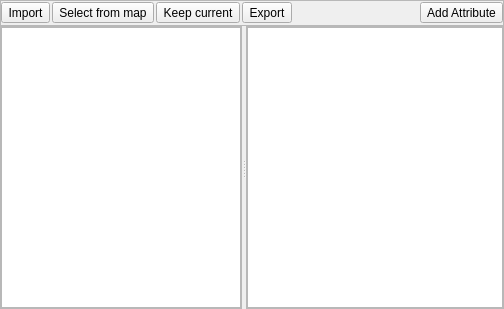
Before: the Qt Designer form enmapbox/gui/ui/speclibviewpanel.ui in jakimowb/enmapbox_testmigration2, drawn with Qt 5.
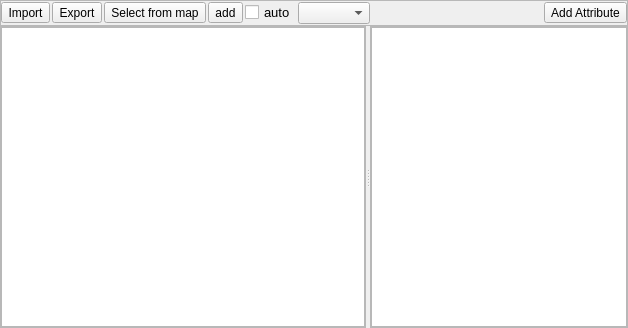
After: the same form once the commit is applied. Icons and pictures are not drawn. Custom widgets are drawn as their Qt base class.

Commit message: added gui/icons/picrasterspectrum.svg + .png added spectrallibraries.CSVSpectralLibraryIO added spectrallibraries.SpectralLibrary().exportProfiles() many improvements to visualize Profiles and Speclibs...

What changed in the file:
```diff
--- a/enmapbox/gui/ui/speclibviewpanel.ui
+++ b/enmapbox/gui/ui/speclibviewpanel.ui
@@ -6,8 +6,8 @@
    <rect>
     <x>0</x>
     <y>0</y>
-    <width>504</width>
-    <height>309</height>
+    <width>628</width>
+    <height>328</height>
    </rect>
   </property>
   <property name="windowTitle">
@@ -67,6 +67,13 @@
          </property>
         </widget>
        </item>
+       <item>
+        <widget class="QToolButton" name="btnExportSpeclib">
+         <property name="text">
+          <string>Export</string>
+         </property>
+        </widget>
+       </item>
        <item>
         <widget class="QToolButton" name="btnLoadfromMap">
          <property name="text">
@@ -81,17 +88,25 @@
        <item>
         <widget class="QToolButton" name="btnKeepCurrent">
          <property name="text">
-          <string>Keep current</string>
+          <string>add</string>
          </property>
         </widget>
        </item>
        <item>
-        <widget class="QToolButton" name="btnExportSpeclib">
+        <widget class="QCheckBox" name="cbAddCurrentSpectraToSpeclib">
+         <property name="font">
+          <font>
+           <pointsize>10</pointsize>
+          </font>
+         </property>
          <property name="text">
-          <string>Export</string>
+          <string>auto</string>
          </property>
         </widget>
        </item>
+       <item>
+        <widget class="QComboBox" name="cbXUnit"/>
+       </item>
        <item>
         <spacer name="horizontalSpacer">
          <property name="orientation">
@@ -178,7 +193,20 @@
          <number>0</number>
         </property>
         <item>
-         <widget class="QTableView" name="tableViewSpeclib"/>
+         <widget class="SpectralLibraryTableView" name="tableViewSpeclib">
+          <property name="dragEnabled">
+           <bool>true</bool>
+          </property>
+          <property name="dragDropMode">
+           <enum>QAbstractItemView::DragDrop</enum>
+          </property>
+          <property name="alternatingRowColors">
+           <bool>true</bool>
+          </property>
+          <property name="sortingEnabled">
+           <bool>true</bool>
+          </property>
+         </widget>
         </item>
        </layout>
       </widget>
@@ -206,6 +234,11 @@
    <extends>QGraphicsView</extends>
    <header>pyqtgraph</header>
   </customwidget>
+  <customwidget>
+   <class>SpectralLibraryTableView</class>
+   <extends>QTableView</extends>
+   <header>enmapbox/gui/spectrallibraries</header>
+  </customwidget>
  </customwidgets>
  <resources>
   <include location="resources.qrc"/>
```
Left out of the diff: 23 changed lines with no effect on the pictures. The commit also changes 6 other files.
